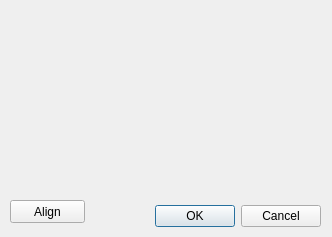
Above: dialogaligment.ui from ecristal/daphne_gui before the change. Below: the same form after it.
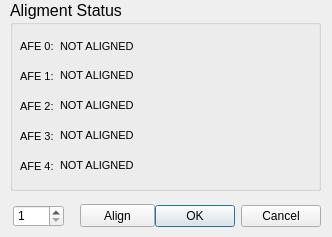
That is the form after the change.

What changed in the file:
```diff
--- a/dialogaligment.ui
+++ b/dialogaligment.ui
@@ -32,8 +32,8 @@
   <widget class="QPushButton" name="pushButtonAlign">
    <property name="geometry">
     <rect>
-     <x>10</x>
-     <y>200</y>
+     <x>80</x>
+     <y>204</y>
      <width>75</width>
      <height>23</height>
     </rect>
@@ -42,6 +42,220 @@
     <string>Align</string>
    </property>
   </widget>
+  <widget class="QGroupBox" name="groupBox">
+   <property name="geometry">
+    <rect>
+     <x>10</x>
+     <y>0</y>
+     <width>311</width>
+     <height>191</height>
+    </rect>
+   </property>
+   <property name="font">
+    <font>
+     <pointsize>12</pointsize>
+    </font>
+   </property>
+   <property name="title">
+    <string>Aligment Status</string>
+   </property>
+   <widget class="QLabel" name="label">
+    <property name="geometry">
+     <rect>
+      <x>10</x>
+      <y>40</y>
+      <width>47</width>
+      <height>13</height>
+     </rect>
+    </property>
+    <property name="font">
+     <font>
+      <pointsize>8</pointsize>
+     </font>
+    </property>
+    <property name="text">
+     <string>AFE 0:</string>
+    </property>
+   </widget>
+   <widget class="QLabel" name="label_2">
+    <property name="geometry">
+     <rect>
+      <x>10</x>
+      <y>70</y>
+      <width>47</width>
+      <height>13</height>
+     </rect>
+    </property>
+    <property name="font">
+     <font>
+      <pointsize>8</pointsize>
+     </font>
+    </property>
+    <property name="text">
+     <string>AFE 1:</string>
+    </property>
+   </widget>
+   <widget class="QLabel" name="label_3">
+    <property name="geometry">
+     <rect>
+      <x>10</x>
+      <y>100</y>
+      <width>47</width>
+      <height>13</height>
+     </rect>
+    </property>
+    <property name="font">
+     <font>
+      <pointsize>8</pointsize>
+     </font>
+    </property>
+    <property name="text">
+     <string>AFE 2:</string>
+    </property>
+   </widget>
+   <widget class="QLabel" name="label_4">
+    <property name="geometry">
+     <rect>
+      <x>10</x>
+      <y>130</y>
+      <width>47</width>
+      <height>13</height>
+     </rect>
+    </property>
+    <property name="font">
+     <font>
+      <pointsize>8</pointsize>
+     </font>
+    </property>
+    <property name="text">
+     <string>AFE 3:</string>
+    </property>
+   </widget>
+   <widget class="QLabel" name="label_5">
+    <property name="geometry">
+     <rect>
+      <x>10</x>
+      <y>160</y>
+      <width>47</width>
+      <height>13</height>
+     </rect>
+    </property>
+    <property name="font">
+     <font>
+      <pointsize>8</pointsize>
+     </font>
+    </property>
+    <property name="text">
+     <string>AFE 4:</string>
+    </property>
+   </widget>
+   <widget class="QLabel" name="labelAFE0">
+    <property name="geometry">
+     <rect>
+      <x>50</x>
+      <y>38</y>
+      <width>241</width>
+      <height>16</height>
+     </rect>
+    </property>
+    <property name="font">
+     <font>
+      <pointsize>8</pointsize>
+     </font>
+    </property>
+    <property name="text">
+     <string>NOT ALIGNED</string>
+    </property>
+   </widget>
+   <widget class="QLabel" name="labelAFE1">
+    <property name="geometry">
+     <rect>
+      <x>50</x>
+      <y>67</y>
+      <width>241</width>
+      <height>16</height>
+     </rect>
+    </property>
+    <property name="font">
+     <font>
+      <pointsize>8</pointsize>
+     </font>
+    </property>
+    <property name="text">
+     <string>NOT ALIGNED</string>
+    </property>
+   </widget>
+   <widget class="QLabel" name="labelAFE2">
+    <property name="geometry">
+     <rect>
+      <x>50</x>
+      <y>97</y>
+      <width>241</width>
+      <height>16</height>
+     </rect>
+    </property>
+    <property name="font">
+     <font>
+      <pointsize>8</pointsize>
+     </font>
+    </property>
+    <property name="text">
+     <string>NOT ALIGNED</string>
+    </property>
+   </widget>
+   <widget class="QLabel" name="labelAFE3">
+    <property name="geometry">
+     <rect>
+      <x>50</x>
+      <y>127</y>
+      <width>241</width>
+      <height>16</height>
+     </rect>
+    </property>
+    <property name="font">
+     <font>
+      <pointsize>8</pointsize>
+     </font>
+    </property>
+    <property name="text">
+     <string>NOT ALIGNED</string>
+    </property>
+   </widget>
+   <widget class="QLabel" name="labelAFE4">
+    <property name="geometry">
+     <rect>
+      <x>50</x>
+      <y>157</y>
+      <width>241</width>
+      <height>16</height>
+     </rect>
+    </property>
+    <property name="font">
+     <font>
+      <pointsize>8</pointsize>
+     </font>
+    </property>
+    <property name="text">
+     <string>NOT ALIGNED</string>
+    </property>
+   </widget>
+  </widget>
+  <widget class="QSpinBox" name="spinBoxRetries">
+   <property name="geometry">
+    <rect>
+     <x>13</x>
+     <y>205</y>
+     <width>51</width>
+     <height>22</height>
+    </rect>
+   </property>
+   <property name="minimum">
+    <number>1</number>
+   </property>
+   <property name="maximum">
+    <number>100</number>
+   </property>
+  </widget>
  </widget>
  <resources/>
  <connections>
```
